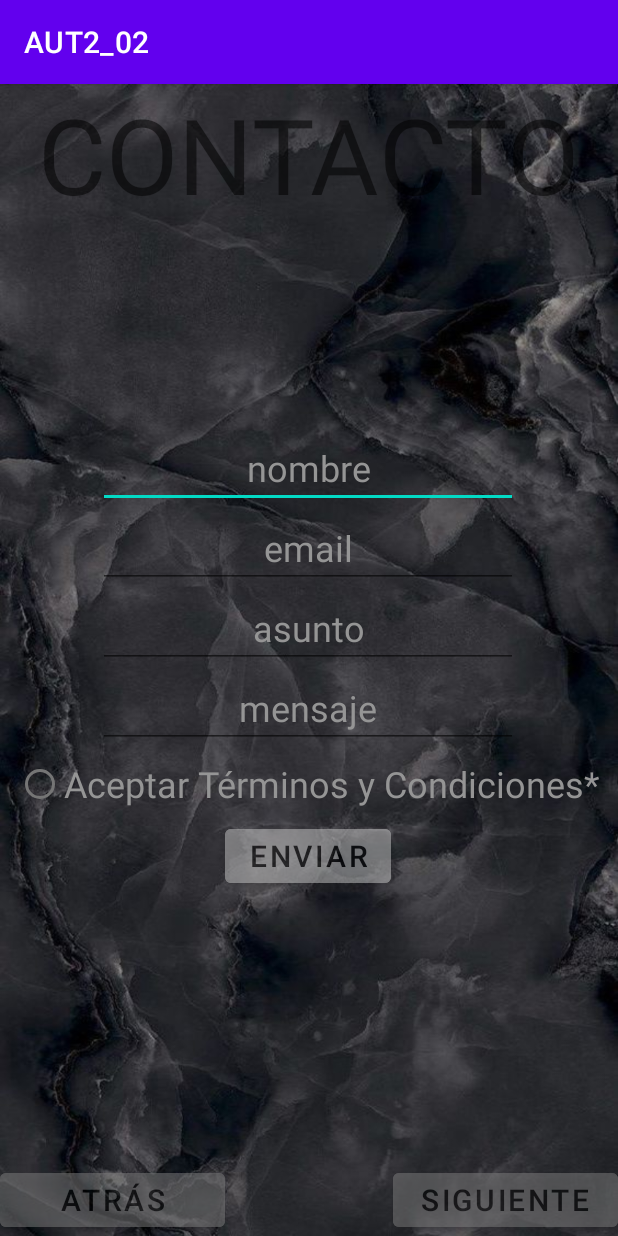
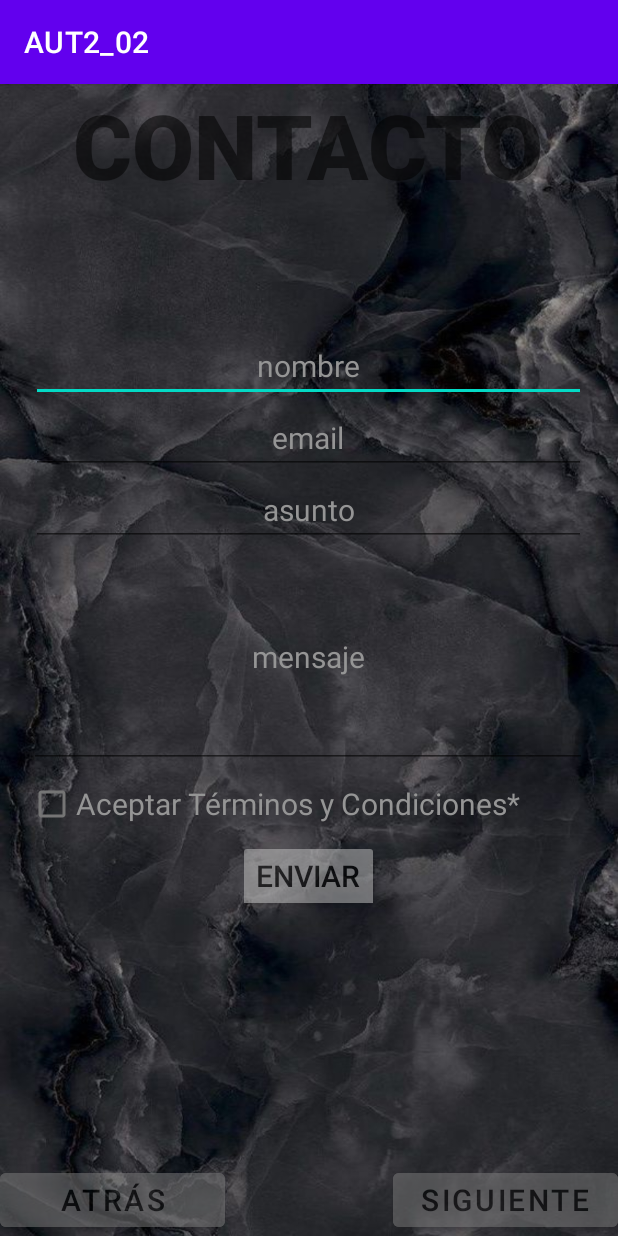
Before and after one commit to AndreaCastroBonilla/AUT2_02, an Android app: the Activity3_Contact screen opened directly, with no data from a screen before it, on a phone screen of 412 x 824 dp. Run offline under Robolectric (Android 15) with nearby library versions, the phone set to English and light mode, and no system bars.

Commit message:
10/11/2022 - Activity3 done

```diff
--- a/app/src/main/java/com/example/aut2_02/Activity3_Contact.java
+++ b/app/src/main/java/com/example/aut2_02/Activity3_Contact.java
@@ -2,13 +2,59 @@ package com.example.aut2_02;
 
 import androidx.appcompat.app.AppCompatActivity;
 
+import android.content.Intent;
+import android.net.Uri;
 import android.os.Bundle;
+import android.view.View;
+import android.widget.Button;
+import android.widget.CheckBox;
+import android.widget.EditText;
+import android.widget.Toast;
 
 public class Activity3_Contact extends AppCompatActivity {
+
+    private EditText nombre,asunto,email,mensaje;
+    private Button enviar;
+    private CheckBox condicionCheck;
 
     @Override
     protected void onCreate(Bundle savedInstanceState) {
         super.onCreate(savedInstanceState);
         setContentView(R.layout.activity_activity3_contact);
+
+        nombre = findViewById(R.id.nombreText);
+        asunto = findViewById(R.id.asuntoText);
+        email = findViewById(R.id.emailText);
+        mensaje = findViewById(R.id.mensajeText);
+        enviar = findViewById(R.id.enviarButton);
+        condicionCheck = findViewById(R.id.condicionesButton);
+
+        enviar.setOnClickListener(new View.OnClickListener() {
+            @Override
+            public void onClick(View view) {
+                if(condicionCheck.isChecked()){
+                    enviar();
+                    enviar.setText("ENVIANDO...");
+                }else {
+                    Toast.makeText(getApplicationContext(), "ACEPTA CONDICIONES Y TÉRMINOS", Toast.LENGTH_LONG).show();
+                    enviar.setText("ENVIAR");
+                }
+
+            }
+        });
+    }
+
+    public void enviar(){
+        Intent intent = new Intent(Intent.ACTION_SENDTO);
+        intent.setData(Uri.parse("mailto:"));
+        intent.putExtra(Intent.EXTRA_EMAIL,new String[]{email.getText().toString()});
+        intent.putExtra(Intent.EXTRA_SUBJECT,asunto.getText().toString());
+        intent.putExtra(Intent.EXTRA_TEXT,mensaje.getText().toString());
+        startActivity(Intent.createChooser(intent,"Send email"));
+    }
+
+    public void loguearCheckbox(View view) {
+        String s = "Estado: " + (condicionCheck.isChecked() ? "Marcado" : "No Marcado");
+        Toast.makeText(this, s, Toast.LENGTH_LONG).show();
     }
 }
--- a/app/src/main/res/layout/activity_activity3_contact.xml
+++ b/app/src/main/res/layout/activity_activity3_contact.xml
@@ -10,35 +10,35 @@
 
     <RelativeLayout
         android:layout_width="wrap_content"
-        android:layout_height="wrap_content"
+        android:layout_height="439dp"
         android:layout_gravity="center">
 
         <EditText
             android:id="@+id/nombreText"
-            android:layout_width="wrap_content"
+            android:layout_width="370dp"
             android:layout_height="wrap_content"
+            android:layout_centerHorizontal="true"
             android:ems="10"
             android:gravity="center"
-            android:layout_centerHorizontal="true"
             android:text="nombre"
             android:textColor="#959595"
-            android:textSize="24sp" />
+            android:textSize="20sp" />
 
         <EditText
             android:id="@+id/emailText"
-            android:layout_width="wrap_content"
+            android:layout_width="370dp"
             android:layout_height="wrap_content"
             android:layout_below="@+id/nombreText"
+            android:layout_centerHorizontal="true"
             android:ems="10"
             android:gravity="center"
-            android:layout_centerHorizontal="true"
             android:text="email"
             android:textColor="#959595"
-            android:textSize="24sp" />
+            android:textSize="20sp" />
 
         <EditText
             android:id="@+id/asuntoText"
-            android:layout_width="wrap_content"
+            android:layout_width="370dp"
             android:layout_height="wrap_content"
             android:layout_below="@+id/emailText"
             android:layout_centerHorizontal="true"
@@ -46,30 +46,30 @@
             android:gravity="center"
             android:text="asunto"
             android:textColor="#959595"
-            android:textSize="24sp" />
+            android:textSize="20sp" />
 
         <EditText
             android:id="@+id/mensajeText"
-            android:layout_width="wrap_content"
-            android:layout_height="wrap_content"
+            android:layout_width="372dp"
+            android:layout_height="148dp"
             android:layout_below="@+id/asuntoText"
             android:layout_centerHorizontal="true"
             android:ems="10"
             android:gravity="center"
             android:text="mensaje"
             android:textColor="#959595"
-            android:textSize="24sp" />
+            android:textSize="20sp" />
 
-        <RadioButton
+        <CheckBox
             android:id="@+id/condicionesButton"
-            android:layout_width="wrap_content"
+            android:layout_width="374dp"
             android:layout_height="wrap_content"
             android:layout_below="@+id/mensajeText"
             android:text="Aceptar Términos y Condiciones*"
             android:textColor="#959595"
-            android:textSize="24sp"></RadioButton>
+            android:textSize="20sp"></CheckBox>
 
-        <Button
+        <ToggleButton
             android:id="@+id/enviarButton"
             android:layout_width="wrap_content"
             android:layout_height="wrap_content"
@@ -78,9 +78,10 @@
             android:alpha="0.5"
             android:backgroundTint="#CCCCCC"
             android:gravity="center"
-            android:text="ENVIAR"
             android:textColor="@color/black"
-            android:textSize="20dp" />
+            android:textOff="ENVIAR"
+            android:textSize="20dp"
+            android:onClick="loguearCheckbox"/>
 
     </RelativeLayout>
 
@@ -112,8 +113,9 @@
         android:id="@+id/textView"
         android:layout_width="wrap_content"
         android:layout_height="wrap_content"
+        android:layout_gravity="center_horizontal"
         android:text="CONTACTO"
-        android:textSize="70dp"
-        android:layout_gravity="center_horizontal"/>
+        android:textSize="60dp"
+        android:fontFamily="sans-serif-black" />
 
 </FrameLayout>
```
Also changed, not shown: app/src/main/java/com/example/aut2_02/MainActivity.java (+10 -0 lines).
